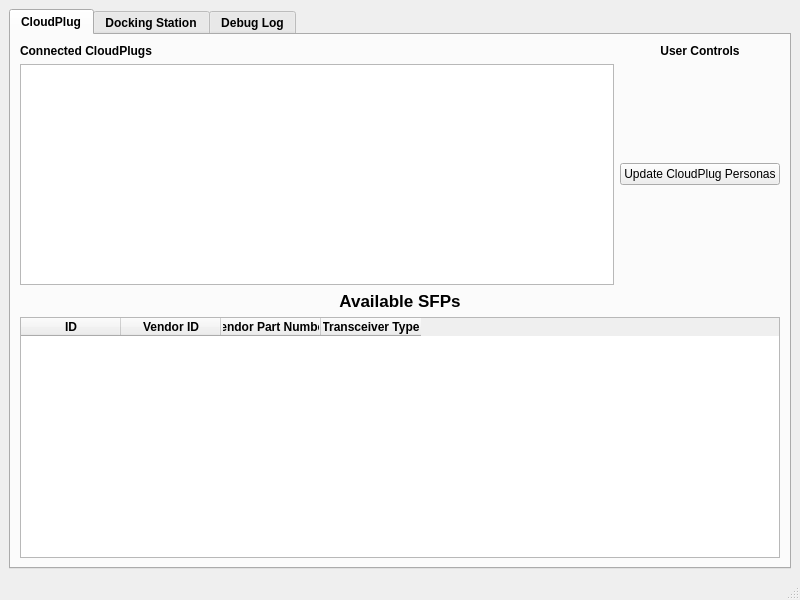
Old version of the form src/resources/ui_files/main.ui in the repository CMillions/Cloudplug-Control.
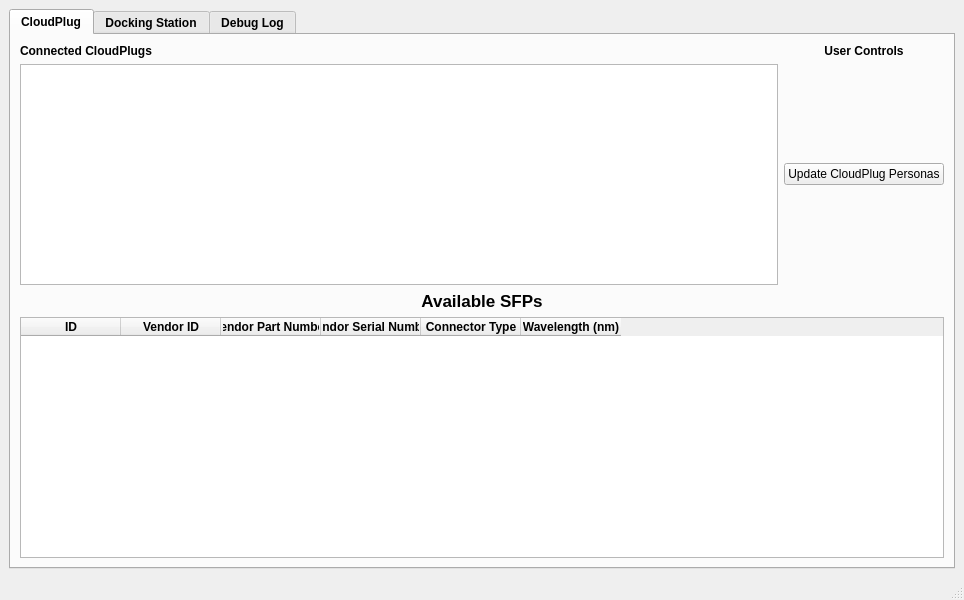
New version of the form.

The edit to the form file:
```diff
--- a/src/resources/ui_files/main.ui
+++ b/src/resources/ui_files/main.ui
@@ -6,7 +6,7 @@
    <rect>
     <x>0</x>
     <y>0</y>
-    <width>800</width>
+    <width>964</width>
     <height>600</height>
    </rect>
   </property>
@@ -82,7 +82,7 @@
            <bool>true</bool>
           </property>
           <property name="columnCount">
-           <number>4</number>
+           <number>6</number>
           </property>
           <attribute name="verticalHeaderVisible">
            <bool>false</bool>
@@ -122,7 +122,29 @@
           </column>
           <column>
            <property name="text">
-            <string>Transceiver Type</string>
+            <string>Vendor Serial Number</string>
+           </property>
+           <property name="font">
+            <font>
+             <weight>75</weight>
+             <bold>true</bold>
+            </font>
+           </property>
+          </column>
+          <column>
+           <property name="text">
+            <string>Connector Type</string>
+           </property>
+           <property name="font">
+            <font>
+             <weight>75</weight>
+             <bold>true</bold>
+            </font>
+           </property>
+          </column>
+          <column>
+           <property name="text">
+            <string>Wavelength (nm)</string>
            </property>
            <property name="font">
             <font>
```
